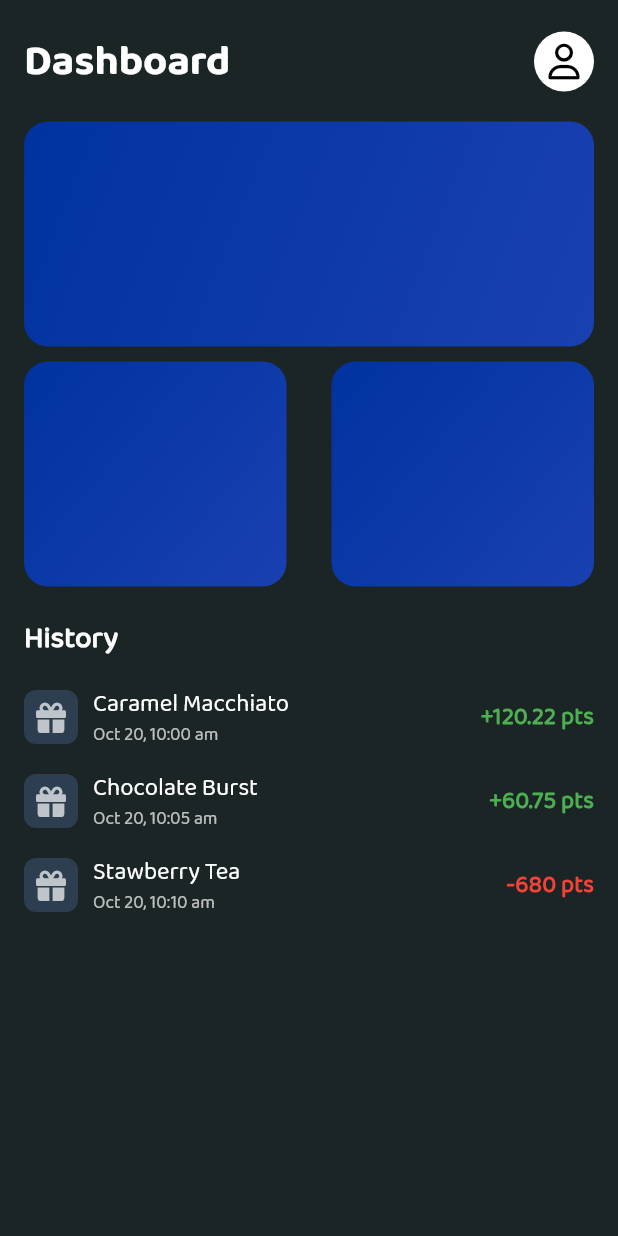
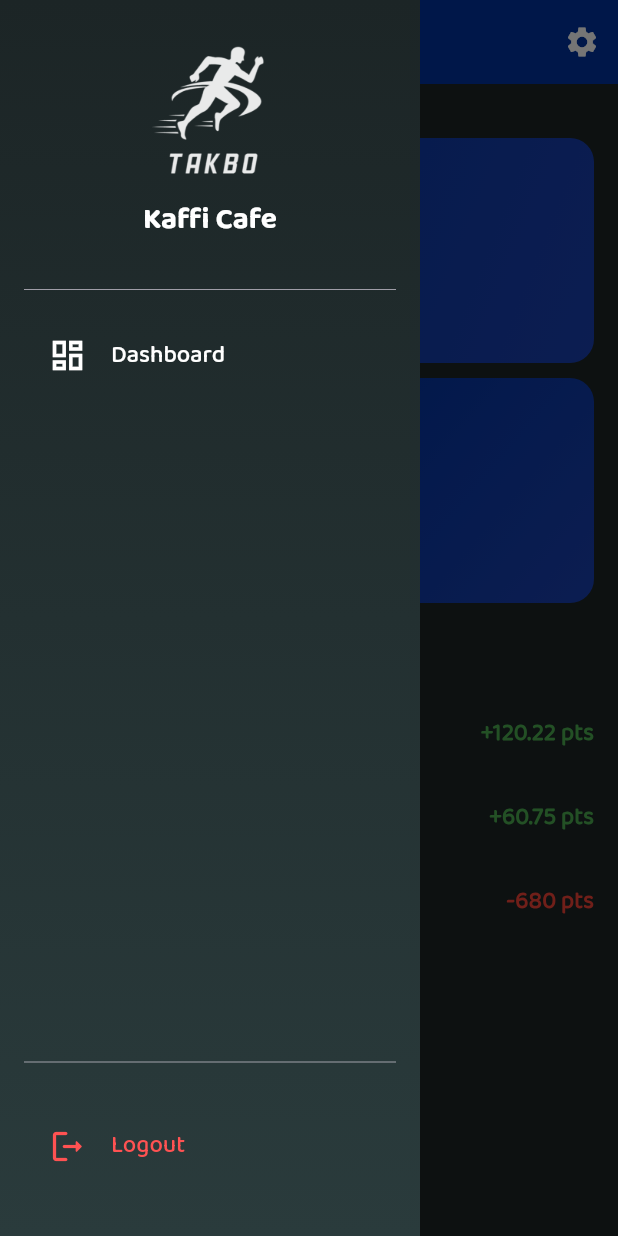
Before and after one commit to lansoyyy/customer_loyalty_merchant, a Flutter app: the HomeScreen screen opened directly, with the side drawer open (before the commit the screen has no drawer), on a phone screen of 412 x 824 dp. Run offline on Flutter 3.47's test engine with Material 3 defaults, Android fonts, the phone set to English and light mode, and no system bars; our stand-ins replace flutter_spinkit, fluttertoast, font_awesome_flutter, get, get_storage; missing offline and left inert: flutter_swipe_button; accounts and stored records are empty.

Commit message:
changes on nav drawer

```diff
--- a/lib/screens/home_screen.dart
+++ b/lib/screens/home_screen.dart
@@ -1,4 +1,5 @@
 import 'package:customer_loyalty/utils/colors.dart';
+import 'package:customer_loyalty/widgets/drawer_widget.dart';
 import 'package:customer_loyalty/widgets/text_widget.dart';
 import 'package:customer_loyalty/widgets/touchable_widget.dart';
 import 'package:flutter/material.dart';
@@ -10,6 +11,25 @@ class HomeScreen extends StatelessWidget {
   @override
   Widget build(BuildContext context) {
     return Scaffold(
+      drawer: DrawerWidget(),
+      appBar: AppBar(
+        backgroundColor: bayanihanBlue,
+        foregroundColor: Colors.white,
+        actions: [
+          IconButton(
+            onPressed: () {},
+            icon: Icon(
+              Icons.settings,
+            ),
+          ),
+        ],
+        title: TextWidget(
+          text: 'Dashboard',
+          fontSize: 18,
+          color: Colors.white,
+        ),
+        centerTitle: true,
+      ),
       backgroundColor:
           Color(0xFF1C2526), // Dark background mimicking screenshot
       body: Padding(
@@ -20,28 +40,6 @@ class HomeScreen extends StatelessWidget {
             children: [
               // Greeting
 
-              SizedBox(height: 5),
-              Row(
-                mainAxisAlignment: MainAxisAlignment.spaceBetween,
-                crossAxisAlignment: CrossAxisAlignment.end,
-                children: [
-                  TextWidget(
-                    text: 'Dashboard',
-                    fontSize: 28,
-                    color: Colors.white,
-                    fontFamily: 'Bold',
-                  ),
-                  CircleAvatar(
-                    minRadius: 20,
-                    maxRadius: 20,
-                    backgroundColor: Colors.white,
-                    child: Icon(
-                      FontAwesomeIcons.user,
-                      color: Colors.black,
-                    ),
-                  ),
-                ],
-              ),
               SizedBox(height: 20),
               // Points Display
               Container(
--- a/lib/widgets/drawer_widget.dart
+++ b/lib/widgets/drawer_widget.dart
@@ -1,207 +1,112 @@
-// import 'package:flutter/material.dart';
-// import 'package:pautang_tracker/screens/tabs/aboutus_tab.dart';
-// import 'package:pautang_tracker/screens/tabs/borrower_tab.dart';
-// import 'package:pautang_tracker/screens/tabs/contactus_tab.dart';
-// import 'package:pautang_tracker/screens/tabs/notif_tab.dart';
-// import 'package:pautang_tracker/screens/tabs/overdueloan_tab.dart';
-// import 'package:pautang_tracker/screens/tabs/utang_tab.dart';
-// import 'package:pautang_tracker/widgets/text_widget.dart';
+import 'package:customer_loyalty/screens/auth/login_screen.dart';
+import 'package:customer_loyalty/widgets/divider_widget.dart';
+import 'package:customer_loyalty/widgets/logout_widget.dart';
+import 'package:customer_loyalty/widgets/text_widget.dart';
+import 'package:flutter/material.dart';
 
-// import '../screens/home_screen.dart';
+import '../screens/home_screen.dart';
 
-// class DrawerWidget extends StatelessWidget {
-//   String id;
-//   DrawerWidget({super.key, required this.id});
+class DrawerWidget extends StatelessWidget {
+  const DrawerWidget({super.key});
 
-//   @override
-//   Widget build(BuildContext context) {
-//     return Container(
-//       height: double.infinity,
-//       width: 250,
-//       color: Colors.white,
-//       child: SafeArea(
-//           child: Padding(
-//         padding: const EdgeInsets.only(top: 20),
-//         child: Column(
-//           mainAxisAlignment: MainAxisAlignment.start,
-//           crossAxisAlignment: CrossAxisAlignment.start,
-//           children: [
-//             Center(
-//               child: Image.asset(
-//                 'assets/images/logo.png',
-//                 height: 80,
-//               ),
-//             ),
-//             const SizedBox(
-//               height: 50,
-//             ),
-//             ListTile(
-//               leading: Icon(
-//                 Icons.home_outlined,
-//                 color: Colors.black,
-//               ),
-//               onTap: () {
-//                 Navigator.of(context).pushAndRemoveUntil(
-//                   MaterialPageRoute(
-//                       builder: (context) => HomeScreen(
-//                             id: id,
-//                           )),
-//                   (route) => false,
-//                 );
-//               },
-//               title: TextWidget(
-//                 text: 'Dashboard',
-//                 fontSize: 18,
-//                 fontFamily: 'Medium',
-//               ),
-//             ),
-//             ListTile(
-//               leading: Icon(
-//                 Icons.notifications_none_sharp,
-//                 color: Colors.black,
-//               ),
-//               onTap: () {
-//                 Navigator.of(context).pushAndRemoveUntil(
-//                   MaterialPageRoute(
-//                       builder: (context) => NotifTab(
-//                             id: id,
-//                           )),
-//                   (route) => false,
-//                 );
-//               },
-//               title: TextWidget(
-//                 text: 'Notifications',
-//                 fontSize: 18,
-//                 fontFamily: 'Medium',
-//               ),
-//             ),
-//             ListTile(
-//               leading: Icon(
-//                 Icons.edit_note_outlined,
-//                 color: Colors.black,
-//               ),
-//               onTap: () {
-//                 Navigator.of(context).pushAndRemoveUntil(
-//                   MaterialPageRoute(
-//                       builder: (context) => UtangTab(
-//                             id: id,
-//                           )),
-//                   (route) => false,
-//                 );
-//               },
-//               title: TextWidget(
-//                 text: 'Loans',
-//                 fontSize: 18,
-//                 fontFamily: 'Medium',
-//               ),
-//             ),
-//             ListTile(
-//               leading: Icon(
-//                 Icons.calendar_month_outlined,
-//                 color: Colors.black,
-//               ),
-//               onTap: () {
-//                 Navigator.of(context).pushAndRemoveUntil(
-//                   MaterialPageRoute(
-//                       builder: (context) => OverdueLoanTab(
-//                             id: id,
-//                           )),
-//                   (route) => false,
-//                 );
-//               },
-//               title: TextWidget(
-//                 text: 'Overdue Loans',
-//                 fontSize: 18,
-//                 fontFamily: 'Medium',
-//               ),
-//             ),
-//             ListTile(
-//               leading: Icon(
-//                 Icons.groups_2_outlined,
-//                 color: Colors.black,
-//               ),
-//               onTap: () {
-//                 Navigator.of(context).pushAndRemoveUntil(
-//                   MaterialPageRoute(
-//                       builder: (context) => BorrowerTab(
-//                             myId: id,
-//                             id: id,
-//                           )),
-//                   (route) => false,
-//                 );
-//               },
-//               title: TextWidget(
-//                 text: 'Borrowers',
-//                 fontSize: 18,
-//                 fontFamily: 'Medium',
-//               ),
-//             ),
-//             ListTile(
-//               leading: Icon(
-//                 Icons.phone,
-//                 color: Colors.black,
-//               ),
-//               onTap: () {
-//                 Navigator.of(context).pushAndRemoveUntil(
-//                   MaterialPageRoute(
-//                       builder: (context) => ContactusTab(
-//                             id: id,
-//                           )),
-//                   (route) => false,
-//                 );
-//               },
-//               title: TextWidget(
-//                 text: 'Contact Us',
-//                 fontSize: 18,
-//                 fontFamily: 'Medium',
-//               ),
-//             ),
-//             ListTile(
-//               leading: Icon(
-//                 Icons.engineering_outlined,
-//                 color: Colors.black,
-//               ),
-//               onTap: () {
-//                 Navigator.of(context).pushAndRemoveUntil(
-//                   MaterialPageRoute(
-//                       builder: (context) => AboutusTab(
-//                             id: id,
-//                           )),
-//                   (route) => false,
-//                 );
-//               },
-//               title: TextWidget(
-//                 text: 'Developers',
-//                 fontSize: 18,
-//                 fontFamily: 'Medium',
-//               ),
-//             ),
-//             ListTile(
-//               leading: Icon(
-//                 Icons.info_outline,
-//                 color: Colors.black,
-//               ),
-//               onTap: () {
-//                 showAboutDialog(
-//                   context: context,
-//                   applicationVersion: 'v1.0.0',
-//                   applicationName: 'Utang Tracker App',
-//                   applicationLegalese: 'by: Algo Vision',
-//                   applicationIcon: Image.asset(
-//                     'assets/images/icon.png',
-//                     height: 25,
-//                   ),
-//                 );
-//               },
-//               title: TextWidget(
-//                 text: 'Licenses',
-//                 fontSize: 18,
-//                 fontFamily: 'Medium',
-//               ),
-//             ),
-//           ],
-//         ),
-//       )),
-//     );
-//   }
-// }
+  @override
+  Widget build(BuildContext context) {
+    return Container(
+      width: 280,
+      decoration: const BoxDecoration(
+        gradient: LinearGradient(
+          begin: Alignment.topCenter,
+          end: Alignment.bottomCenter,
+          colors: [
+            Color(0xFF1C2526),
+            Color(0xFF2A3B3C),
+          ],
+        ),
+      ),
+      child: SafeArea(
+        child: Padding(
+          padding: const EdgeInsets.symmetric(vertical: 24, horizontal: 16),
+          child: Column(
+            crossAxisAlignment: CrossAxisAlignment.start,
+            children: [
+              Center(
+                child: Column(
+                  children: [
+                    AnimatedContainer(
+                      duration: const Duration(milliseconds: 300),
+                      child: Image.asset(
+                        'assets/images/logo.png',
+                        height: 100,
+                        color: Colors.white.withOpacity(0.9),
+                      ),
+                    ),
+                    const SizedBox(height: 8),
+                    TextWidget(
+                      text: 'Kaffi Cafe',
+                      fontSize: 20,
+                      fontFamily: 'Bold',
+                      color: Colors.white,
+                    ),
+                  ],
+                ),
+              ),
+              const SizedBox(height: 24),
+              DividerWidget(),
+              ListTile(
+                leading: const Icon(
+                  Icons.dashboard_outlined,
+                  color: Colors.white,
+                  size: 26,
+                ),
+                onTap: () {
+                  Navigator.of(context).pushAndRemoveUntil(
+                    MaterialPageRoute(builder: (context) => const HomeScreen()),
+                    (route) => false,
+                  );
+                },
+                title: TextWidget(
+                  text: 'Dashboard',
+                  fontSize: 16,
+                  fontFamily: 'Medium',
+                  color: Colors.white,
+                ),
+                hoverColor: Colors.white10,
+                shape: RoundedRectangleBorder(
+                  borderRadius: BorderRadius.circular(10),
+                ),
+                contentPadding:
+                    const EdgeInsets.symmetric(horizontal: 16, vertical: 8),
+              ),
+              const Spacer(),
+              DividerWidget(),
+              const SizedBox(height: 12),
+              ListTile(
+                leading: const Icon(
+                  Icons.logout_rounded,
+                  color: Colors.redAccent,
+                  size: 26,
+                ),
+                onTap: () {
+                  // Implement logout logic
+                  logout(context, MerchantLoginScreen());
+                },
+                title: TextWidget(
+                  text: 'Logout',
+                  fontSize: 16,
+                  fontFamily: 'Medium',
+                  color: Colors.redAccent,
+                ),
+                hoverColor: Colors.white10,
+                shape: RoundedRectangleBorder(
+                  borderRadius: BorderRadius.circular(10),
+                ),
+                contentPadding:
+                    const EdgeInsets.symmetric(horizontal: 16, vertical: 8),
+              ),
+            ],
+          ),
+        ),
+      ),
+    );
+  }
+}
--- a/lib/widgets/logout_widget.dart
+++ b/lib/widgets/logout_widget.dart
@@ -1,45 +1,43 @@
-// import 'package:auth0_flutter/auth0_flutter.dart';
-// import 'package:flutter/material.dart';
-// import 'package:get/get.dart';
-// import 'package:get_storage/get_storage.dart';
-// import 'package:customer_loyalty/screens/auth/landing_screen.dart';
+import 'package:customer_loyalty/screens/auth/login_screen.dart';
+import 'package:flutter/material.dart';
+import 'package:get/get.dart';
+import 'package:get_storage/get_storage.dart';
 
-// logout(BuildContext context, Widget navigationRoute) {
-//   final box = GetStorage();
-//   late Auth0 auth0 = Auth0(
-//       'dev-1x4l6wkco1ygo6sx.us.auth0.com', 'C45lX9RRB8yqdUHCvBjXOeDtnhYBpVh0');
-//   return showDialog(
-//       context: context,
-//       builder: (context) => AlertDialog(
-//             title: const Text(
-//               'Logout Confirmation',
-//               style: TextStyle(fontFamily: 'Bold', fontWeight: FontWeight.bold),
-//             ),
-//             content: const Text(
-//               'Are you sure you want to Logout?',
-//               style: TextStyle(fontFamily: 'Regular'),
-//             ),
-//             actions: <Widget>[
-//               MaterialButton(
-//                 onPressed: () => Navigator.of(context).pop(true),
-//                 child: const Text(
-//                   'Close',
-//                   style: TextStyle(
-//                       fontFamily: 'Regular', fontWeight: FontWeight.bold),
-//                 ),
-//               ),
-//               MaterialButton(
-//                 onPressed: () async {
-//                   box.erase();
-//                   Get.off(LandingScreen(),
-//                       transition: Transition.circularReveal);
-//                 },
-//                 child: const Text(
-//                   'Continue',
-//                   style: TextStyle(
-//                       fontFamily: 'Regular', fontWeight: FontWeight.bold),
-//                 ),
-//               ),
-//             ],
-//           ));
-// }
+logout(BuildContext context, Widget navigationRoute) {
+  final box = GetStorage();
+
+  return showDialog(
+      context: context,
+      builder: (context) => AlertDialog(
+            title: const Text(
+              'Logout Confirmation',
+              style: TextStyle(fontFamily: 'Bold', fontWeight: FontWeight.bold),
+            ),
+            content: const Text(
+              'Are you sure you want to Logout?',
+              style: TextStyle(fontFamily: 'Regular'),
+            ),
+            actions: <Widget>[
+              MaterialButton(
+                onPressed: () => Navigator.of(context).pop(true),
+                child: const Text(
+                  'Close',
+                  style: TextStyle(
+                      fontFamily: 'Regular', fontWeight: FontWeight.bold),
+                ),
+              ),
+              MaterialButton(
+                onPressed: () async {
+                  box.erase();
+                  Get.off(MerchantLoginScreen(),
+                      transition: Transition.circularReveal);
+                },
+                child: const Text(
+                  'Continue',
+                  style: TextStyle(
+                      fontFamily: 'Regular', fontWeight: FontWeight.bold),
+                ),
+              ),
+            ],
+          ));
+}
```
